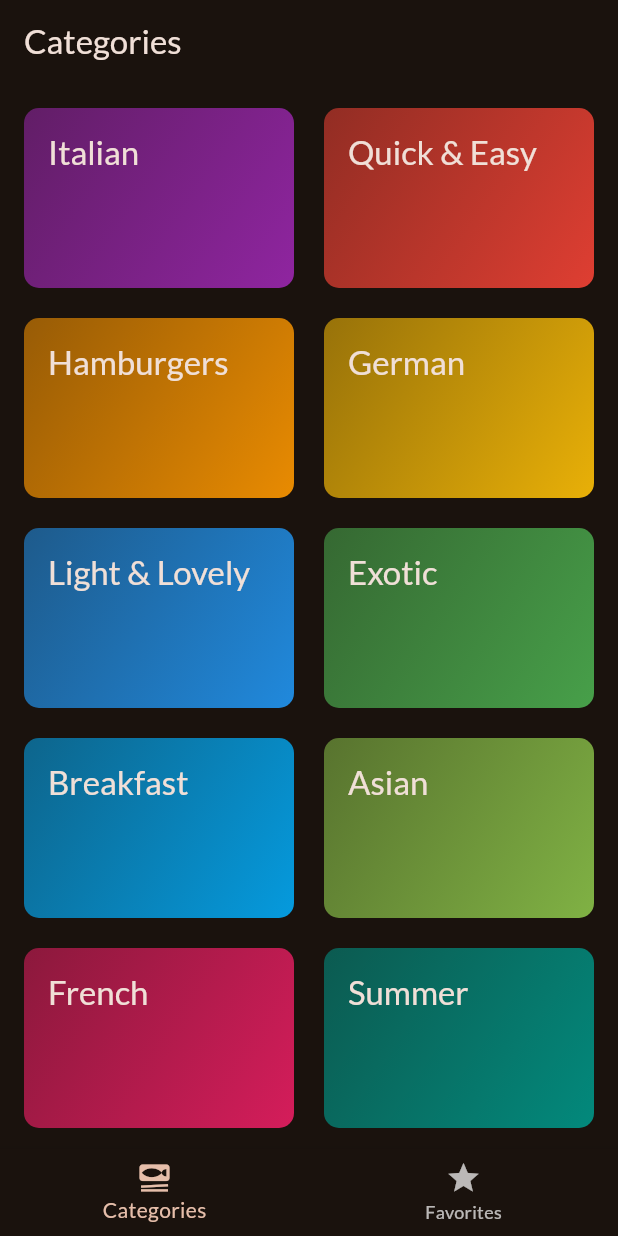
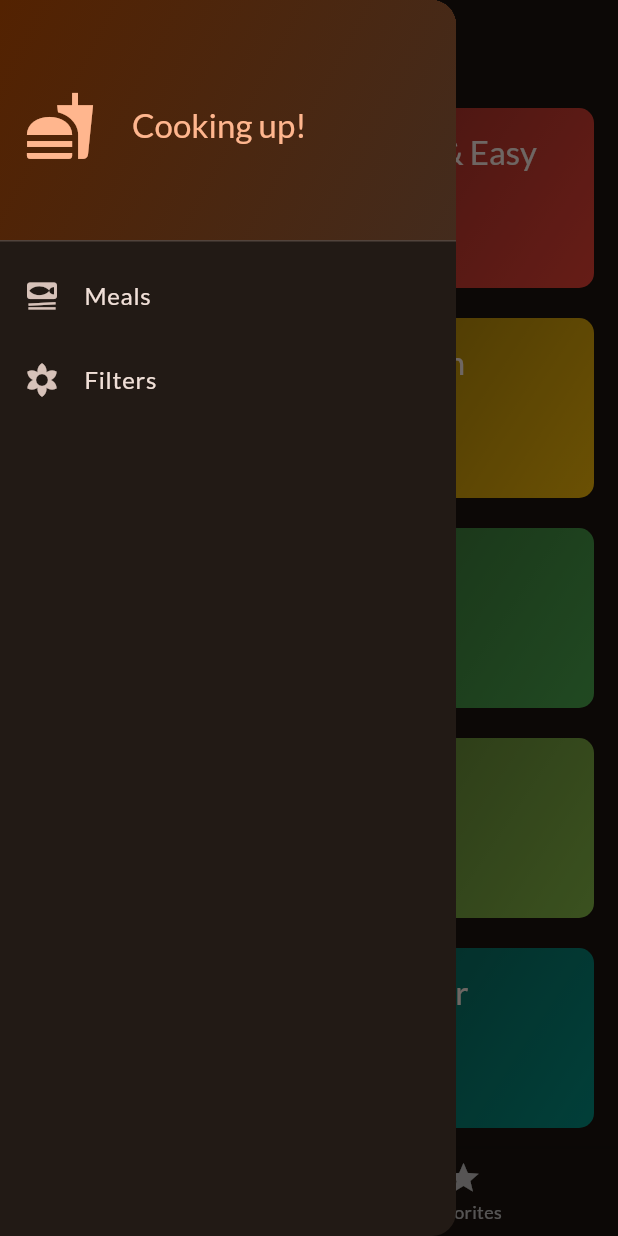
Before and after one commit to MateiEne/Flutter-Udemy, a Flutter app: the screen it shows after launch, with the side drawer open (before the commit the screen has no drawer), on a phone screen of 412 x 824 dp. Run offline on Flutter 3.47's test engine with Material 2 defaults, Android fonts, the light colour scheme and no system bars; our stand-ins replace google_fonts, transparent_image.

Commit message:
added side drawe, but not functional

```diff
--- a/MealsApp/lib/screens/home.dart
+++ b/MealsApp/lib/screens/home.dart
@@ -2,6 +2,7 @@ import 'package:flutter/material.dart';
 import 'package:meals_app/models/meal.dart';
 import 'package:meals_app/screens/categories.dart';
 import 'package:meals_app/screens/meals.dart';
+import 'package:meals_app/widgets/main_drawer.dart';
 
 class HomeScreen extends StatefulWidget {
   const HomeScreen({Key? key}) : super(key: key);
@@ -67,6 +68,7 @@ class _HomeScreenState extends State<HomeScreen> {
       appBar: AppBar(
         title: Text(appBarTitle),
       ),
+      drawer: MainDrawer(),
       body: content,
       bottomNavigationBar: BottomNavigationBar(
         onTap: (index) {
--- /dev/null
+++ b/MealsApp/lib/widgets/main_drawer.dart
@@ -0,0 +1,53 @@
+import 'package:flutter/material.dart';
+
+class MainDrawer extends StatelessWidget {
+  @override
+  Widget build(BuildContext context) {
+    return Drawer(
+      child: Column(
+        children: [
+          DrawerHeader(
+            decoration: BoxDecoration(
+              gradient: LinearGradient(
+                colors: [
+                  Theme.of(context).colorScheme.onPrimary,
+                  Theme.of(context).colorScheme.onSecondary,
+                ],
+                begin: Alignment.topLeft,
+                end: Alignment.bottomRight,
+              ),
+            ),
+            child: Row(
+              children: [
+                Icon(
+                  Icons.fastfood,
+                  color: Theme.of(context).colorScheme.primary,
+                  size: 48,
+                ),
+                const SizedBox(
+                  width: 24,
+                ),
+                Text(
+                  'Cooking up!',
+                  style: Theme.of(context).textTheme.titleLarge!.copyWith(
+                        color: Theme.of(context).colorScheme.primary,
+                      ),
+                ),
+              ],
+            ),
+          ),
+          ListTile(
+            leading: Icon(Icons.set_meal),
+            title: Text('Meals'),
+          ),
+          ListTile(
+            leading: Icon(Icons.filter_vintage_sharp),
+            title: Text('Filters'),
+          )
+        ],
+      ),
+    );
+  }
+
+  const MainDrawer({Key? key}) : super(key: key);
+}
```
